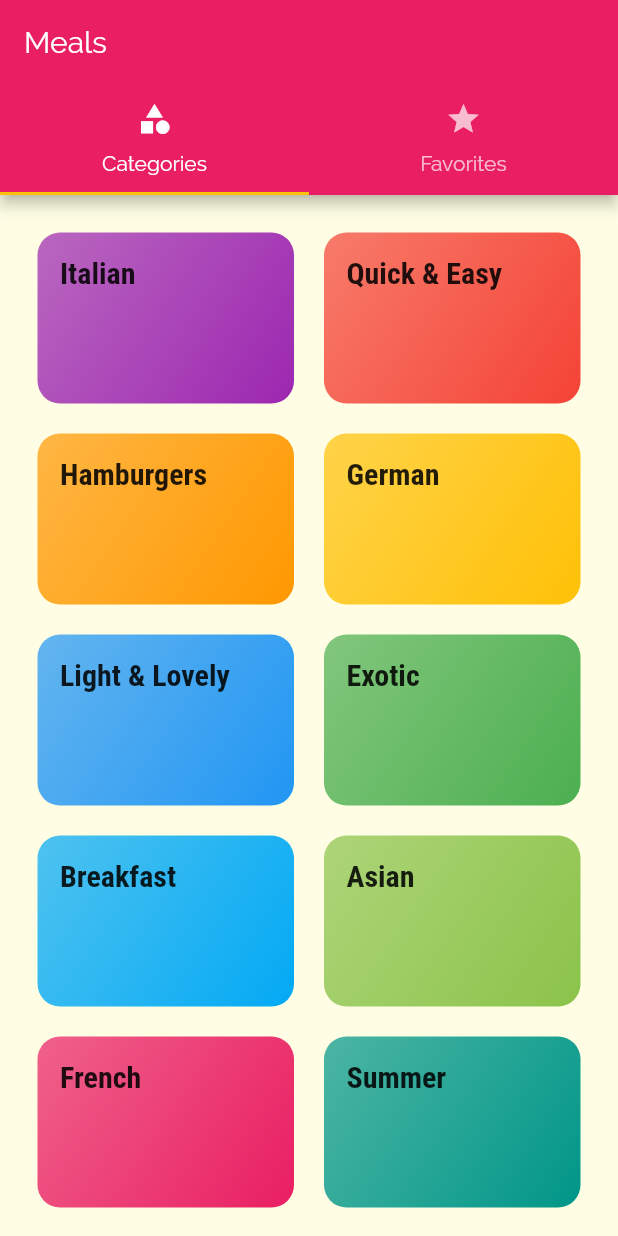
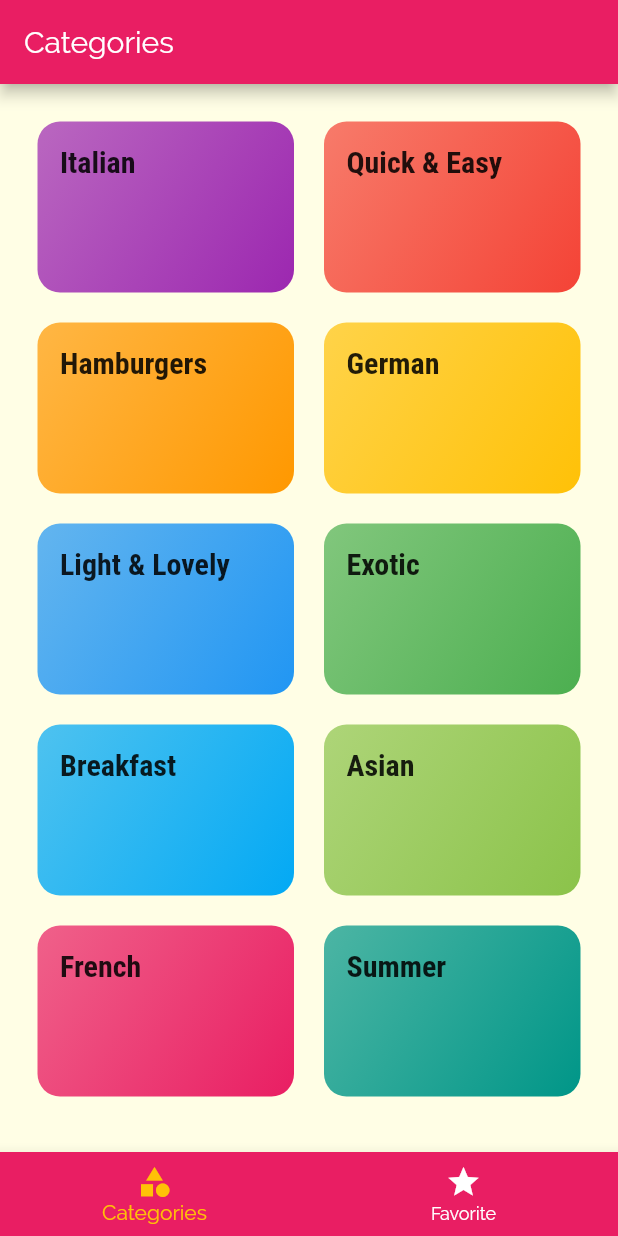
Before and after one commit to Hiro-o-ai/mealSearch, a Flutter app: the screen it shows after launch, on a phone screen of 412 x 824 dp. Run offline on Flutter 3.47's test engine with Material 2 defaults, Android fonts, the phone set to English and light mode, and no system bars.

Commit message:
tabscreenのやり方や細部を追加

```diff
--- a/lib/screens/tabs_screen.dart
+++ b/lib/screens/tabs_screen.dart
@@ -9,39 +9,92 @@ class tabsScreen extends StatefulWidget {
 }
 
 class _tabsScreenState extends State<tabsScreen> {
+  // actionやwidgetなども入れることができるので、場合分けも可能となる
+  final List<Map<String, Object>> _pages = [
+    {
+      'page': CategoriesScreen(),
+      'title': 'Categories',
+    },
+    {
+      'page': FavoritesScreen(),
+      'title': 'Your Favorite',
+    },
+  ];
+
+  int _selectedPageIndex = 0;
+
+  void _selectedPage(int index) {
+    setState(() {
+      _selectedPageIndex = index;
+    });
+  }
+
   @override
   Widget build(BuildContext context) {
-    return DefaultTabController(
-      length: 2,
-      // 初期のタブ決め、0が一番目
-      // initialIndex: 0,
-      child: Scaffold(
-        appBar: AppBar(
-          title: Text('Meals'),
-          bottom: TabBar(
-            tabs: <Widget>[
-              Tab(
-                icon: Icon(
-                  Icons.category,
-                ),
-                text: 'Categories',
-              ),
-              Tab(
-                icon: Icon(
-                  Icons.star,
-                ),
-                text: 'Favorites',
-              )
-            ],
+    return Scaffold(
+      appBar: AppBar(
+        title: Text(_pages[_selectedPageIndex]['title']),
+      ),
+      body: _pages[_selectedPageIndex]['page'],
+      bottomNavigationBar: BottomNavigationBar(
+        // _selectedPageの()に自動でtabのindexが入るようになっている
+        // 理由は不明
+        onTap: _selectedPage,
+        // ただ下記のようになっていると考えられる
+        // つまり勝手に変数が存在すれば渡すということかも？
+        // onTap: (index) => _selectedPage(index),
+        backgroundColor: Theme.of(context).primaryColor,
+        unselectedItemColor: Colors.white,
+        selectedItemColor: Theme.of(context).accentColor,
+        currentIndex: _selectedPageIndex,
+        // type: BottomNavigationBarType.shifting,
+        items: [
+          BottomNavigationBarItem(
+            backgroundColor: Theme.of(context).primaryColor,
+            icon: Icon(Icons.category),
+            title: Text('Categories'),
           ),
-        ),
-        body: TabBarView(
-          children: <Widget>[
-            CategoriesScreen(),
-            FavoritesScreen(),
-          ],
-        ),
+          BottomNavigationBarItem(
+            backgroundColor: Theme.of(context).primaryColor,
+            icon: Icon(Icons.star),
+            title: Text('Favorite'),
+          ),
+        ],
       ),
     );
   }
 }
+
+// 上にタブがあるver
+// return DefaultTabController(
+//       length: 2,
+//       // 初期のタブ決め、0が一番目
+//       // initialIndex: 0,
+//       child: Scaffold(
+//         appBar: AppBar(
+//           title: Text('Meals'),
+//           bottom: TabBar(
+//             tabs: <Widget>[
+//               Tab(
+//                 icon: Icon(
+//                   Icons.category,
+//                 ),
+//                 text: 'Categories',
+//               ),
+//               Tab(
+//                 icon: Icon(
+//                   Icons.star,
+//                 ),
+//                 text: 'Favorites',
+//               )
+//             ],
+//           ),
+//         ),
+//         body: TabBarView(
+//           children: <Widget>[
+//             CategoriesScreen(),
+//             FavoritesScreen(),
+//           ],
+//         ),
+//       ),
+//     );
```
